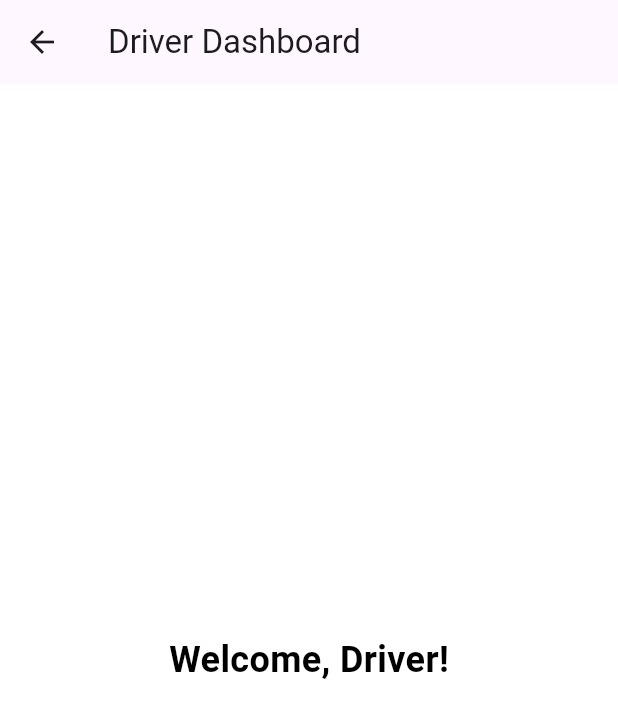
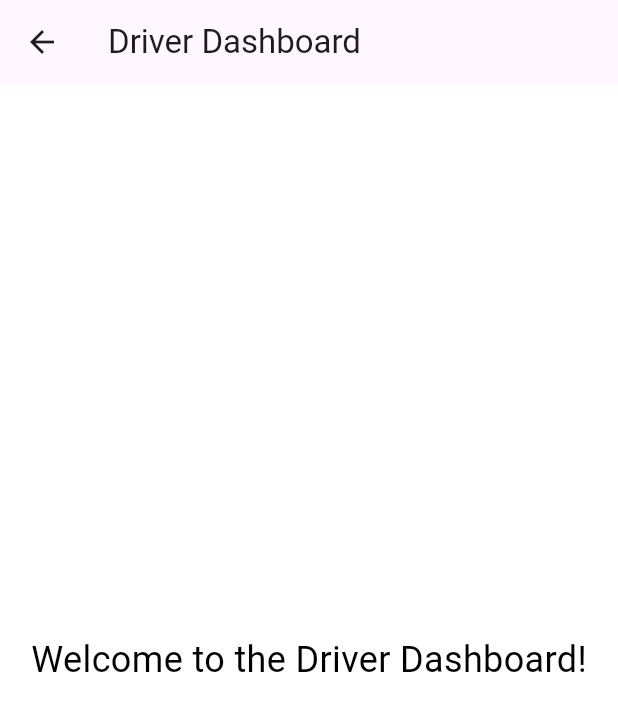
Before and after one commit to Greeksouvlaki/faketaxi, a Flutter app: the DriverHomePage screen opened by its route, on a phone screen of 412 x 824 dp. Shown: the top 718 px of the screen. Run offline on Flutter 3.47's test engine with Material 3 defaults, Android fonts, the phone set to English and light mode, and no system bars; our stand-ins replace flutter_map, latlong2, lottie.

Commit message:
Driver Home page working, registration succeful too!:))

```diff
--- a/lib/pages/driver_home_page.dart
+++ b/lib/pages/driver_home_page.dart
@@ -9,8 +9,8 @@ class DriverHomePage extends StatelessWidget {
       ),
       body: Center(
         child: Text(
-          'Welcome, Driver!',
-          style: TextStyle(fontSize: 24, fontWeight: FontWeight.bold),
+          'Welcome to the Driver Dashboard!',
+          style: TextStyle(fontSize: 24.0),
         ),
       ),
     );
```
Also changed, not shown: lib/pages/login_page.dart (+7 -8 lines), lib/pages/registration_page.dart (+8 -1 lines), lib/services/api_service.dart (+8 -2 lines), lib/main.dart (line endings or trailing spaces), 1 other file.
